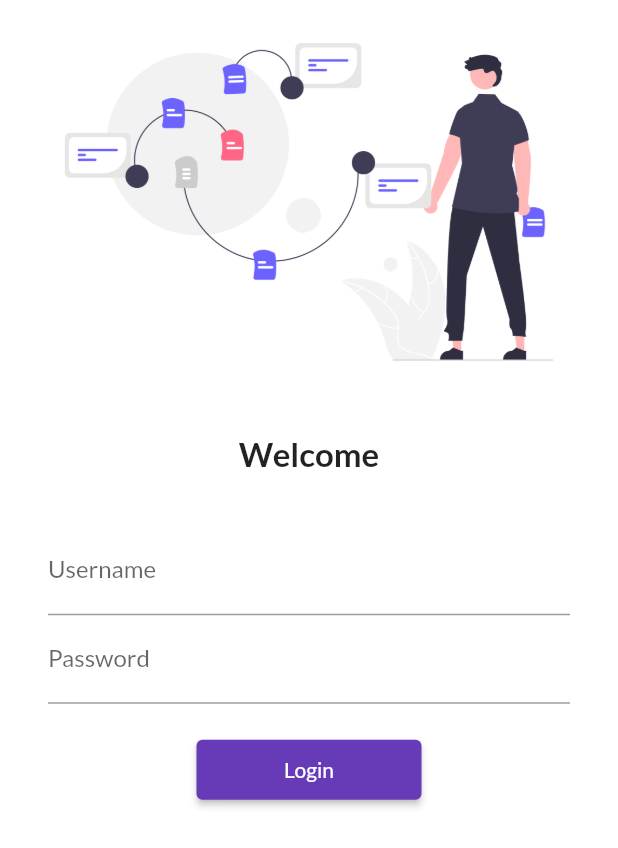
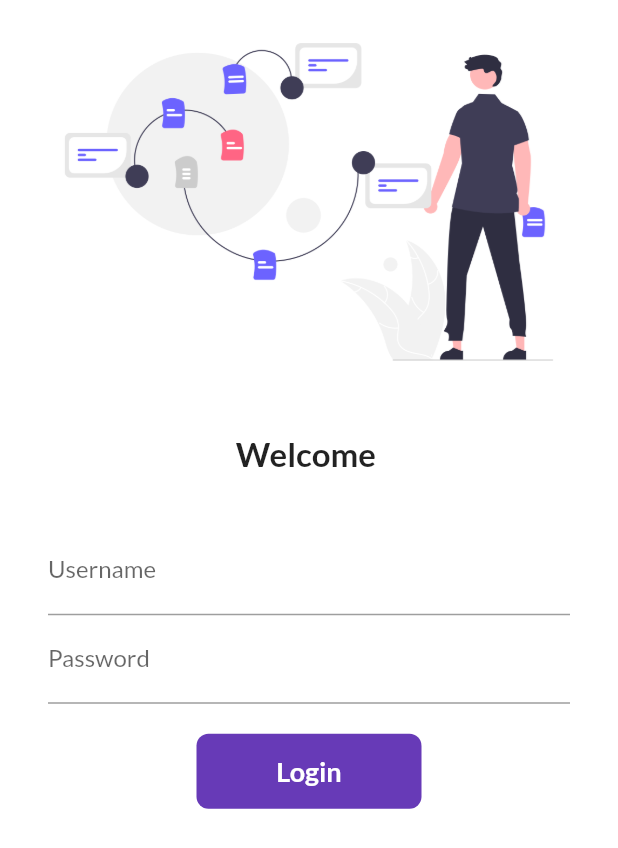
Before and after one commit to Dhvani2012/30DaysOfFlutter, a Flutter app: the screen it shows after launch, on a phone screen of 412 x 824 dp. Shown: the top 848 px of the screen. Run offline on Flutter 3.47's test engine with Material 2 defaults, Android fonts, the phone set to English and light mode, and no system bars; our stand-ins replace google_fonts.

Commit message:
Day06 completed

```diff
--- a/lib/pages/login_page.dart
+++ b/lib/pages/login_page.dart
@@ -1,8 +1,16 @@
 import 'package:flutter/material.dart';
 import 'package:flutter_first_app/utills/routes.dart';
 
-class LoginPage extends StatelessWidget {
+class LoginPage extends StatefulWidget {
   const LoginPage({Key? key}) : super(key: key);
+
+  @override
+  State<LoginPage> createState() => _LoginPageState();
+}
+
+class _LoginPageState extends State<LoginPage> {
+  String name = "";
+  bool changeButton = false;
 
   @override
   Widget build(BuildContext context) {
@@ -19,8 +27,8 @@ class LoginPage extends StatelessWidget {
               const SizedBox(
                 height: 20.0,
               ),
-              const Text(
-                "Welcome",
+              Text(
+                "Welcome $name",
                 style: TextStyle(
                   fontSize: 22,
                   fontWeight: FontWeight.bold,
@@ -38,6 +46,10 @@ class LoginPage extends StatelessWidget {
                     TextFormField(
                       decoration: InputDecoration(
                           hintText: "Enter Username", labelText: "Username"),
+                      onChanged: (value) {
+                        name = value;
+                        setState(() {});
+                      },
                     ),
                     TextFormField(
                       obscureText: true,
@@ -47,13 +59,46 @@ class LoginPage extends StatelessWidget {
                     SizedBox(
                       height: 20.0,
                     ),
-                    ElevatedButton(
-                      onPressed: () {
+                    // ElevatedButton(
+                    //   onPressed: () {
+                    //     Navigator.pushNamed(context, MyRoutes.homeRoute);
+                    //   },
+                    //   child: Text("Login"),
+                    //   style: TextButton.styleFrom(minimumSize: Size(150, 40)),
+                    // )
+                    InkWell(
+                      onTap: () async {
+                        setState(() {
+                          changeButton = true;
+                        });
+
+                        await Future.delayed(Duration(seconds: 1));
                         Navigator.pushNamed(context, MyRoutes.homeRoute);
                       },
-                      child: Text("Login"),
-                      style: TextButton.styleFrom(minimumSize: Size(150, 40)),
-                    )
+                      child: AnimatedContainer(
+                        duration: Duration(seconds: 1),
+                        width: changeButton ? 50 : 150,
+                        height: 50,
+                        alignment: Alignment.center,
+                        child: changeButton
+                            ? Icon(
+                                Icons.done,
+                                color: Colors.white,
+                              )
+                            : Text(
+                                "Login",
+                                style: TextStyle(
+                                    color: Colors.white,
+                                    fontWeight: FontWeight.bold,
+                                    fontSize: 18),
+                              ),
+                        decoration: BoxDecoration(
+                          color: Colors.deepPurple,
+                          borderRadius:
+                              BorderRadius.circular(changeButton ? 50 : 8),
+                        ),
+                      ),
+                    ),
                   ],
                 ),
               )
```
